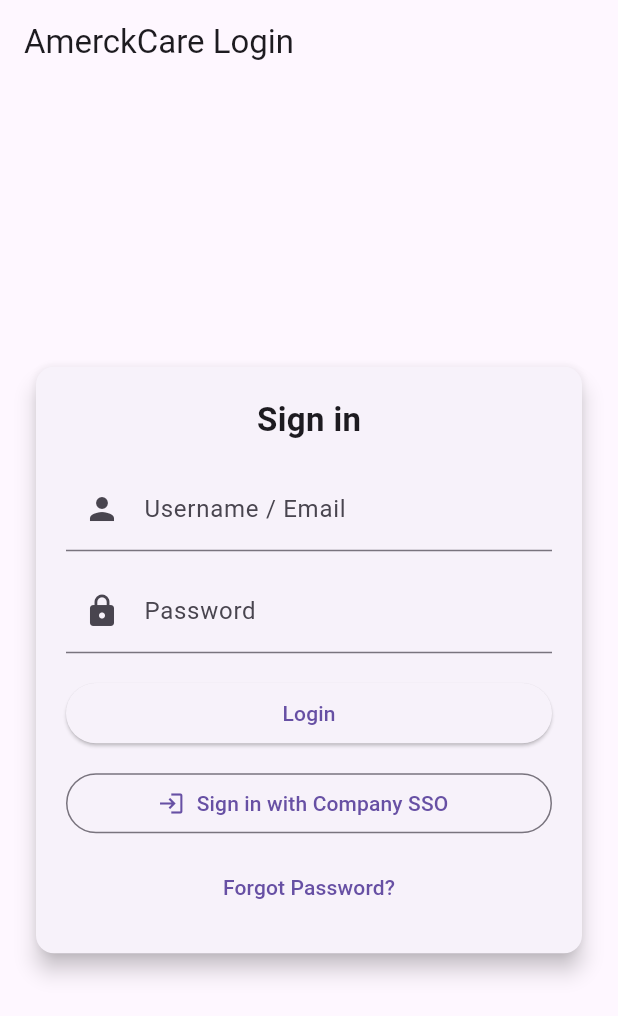
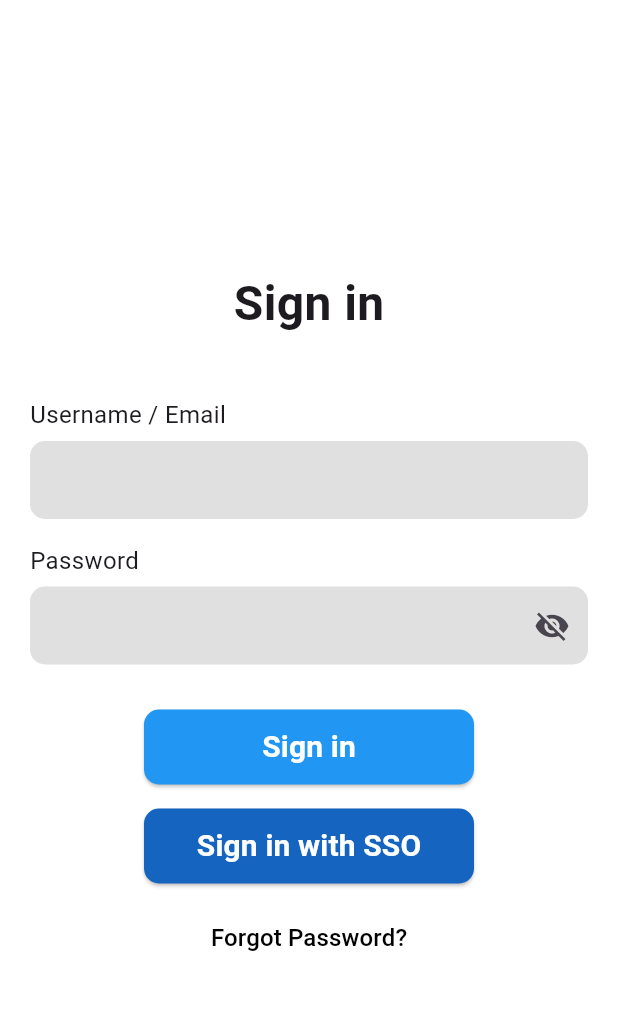
Before and after one commit to JananaDanithra22/amerckcare_app-login, a Flutter app: the screen it shows after launch, on a phone screen of 412 x 824 dp. Shown: the top 1016 px of the screen. Run offline on Flutter 3.47's test engine with Material 3 defaults, Android fonts, the light colour scheme and no system bars; our stand-ins replace flutter_secure_storage; missing offline and left inert: flutter_appauth.

Commit message:
splash and change the ui elemnts in login

```diff
--- a/amerckcare_app/lib/main.dart
+++ b/amerckcare_app/lib/main.dart
@@ -3,6 +3,7 @@
 import 'providers/authprovider.dart';
 import 'screens/loginscreen.dart';
 import 'screens/homescreen.dart';
+import 'screens/splashscreen.dart'; // ✅ Import splash screen
 
 void main() {
   runApp(
@@ -12,13 +13,16 @@
 
 class MyApp extends StatelessWidget {
   const MyApp({super.key});
+
   @override
   Widget build(BuildContext context) {
     return MaterialApp(
       title: 'AmerckCare Login',
+      debugShowCheckedModeBanner: false,
       theme: ThemeData(primarySwatch: Colors.blue),
-      initialRoute: '/',
+      initialRoute: '/splash',
       routes: {
+        '/splash': (context) => const SplashScreen(),
         '/': (context) => const LoginScreen(),
         '/home': (context) => const HomeScreen(),
       },
--- a/amerckcare_app/lib/providers/authprovider.dart
+++ b/amerckcare_app/lib/providers/authprovider.dart
@@ -1,5 +1,7 @@
+// lib/providers/authprovider.dart
 import 'package:flutter/material.dart';
 import 'package:flutter_secure_storage/flutter_secure_storage.dart';
+import 'package:flutter_appauth/flutter_appauth.dart';
 
 class AuthProvider with ChangeNotifier {
   bool _isAuthenticated = false;
@@ -12,6 +14,23 @@
   String? get errorMessage => _errorMessage;
 
   final FlutterSecureStorage _secureStorage = const FlutterSecureStorage();
+  final FlutterAppAuth _appAuth = const FlutterAppAuth();
+
+  // ----- REPLACE these with real values from your identity team -----
+  // Example placeholders:
+  static const String _clientId = 'kCw5BNfmAOyXPbwuOtg20qYe55YW4xIc';
+  // redirectUri example: com.example.amerckcare_app://oauthredirect
+  static const String _redirectUri =
+      'com.example.amerckcare_app://callback';
+  static const String _discoveryUrl =
+      'https://dev-ozw4gpcw7oy5imcw.us.auth0.com/.well-known/openid-configuration'; // e.g. https://id.amerck.com/.well-known/openid-configuration
+  static const List<String> _scopes = <String>[
+    'openid',
+    'profile',
+    'email',
+    'offline_access',
+  ];
+  // -------------------------------------------------------------------
 
   AuthProvider() {
     _restoreSession();
@@ -26,24 +45,22 @@
         _isAuthenticated = false;
       }
     } catch (e) {
-      // if secure storage isn't available for some reason, stay logged out
       _isAuthenticated = false;
     } finally {
       notifyListeners();
     }
   }
 
-  /// Simulated username/password login for testing
+  // Simulated username/password login for immediate testing
   Future<void> login(String username, String password) async {
     _isLoading = true;
     _errorMessage = null;
     notifyListeners();
 
-    await Future.delayed(const Duration(seconds: 2)); // simulate network
+    await Future.delayed(const Duration(seconds: 2));
 
     if (username.trim() == 'user@amerck.com' && password == 'password123') {
       _isAuthenticated = true;
-      // store a fake token so session persists across restarts
       await _secureStorage.write(key: 'access_token', value: 'demo_token');
     } else {
       _isAuthenticated = false;
@@ -54,28 +71,51 @@
     notifyListeners();
   }
 
-  /// Placeholder SSO method.
-  /// Currently NOT using flutter_appauth; this method either:
-  ///  - performs the same simulated login for demo purposes, or
-  ///  - sets a clear error telling devs SSO is not configured.
+  // Real SSO login using flutter_appauth (Authorization Code Flow with PKCE)
   Future<void> loginWithSSO() async {
     _isLoading = true;
     _errorMessage = null;
     notifyListeners();
 
+    // If discovery URL or client id aren't set, bail gracefully
+    if (_clientId.startsWith('kCw5BNfmAOyXPbwuOtg20qYe55YW4xIc') || _discoveryUrl.startsWith('dev-ozw4gpcw7oy5imcw.us.auth0.com')) {
+      // fallback behavior: show message and return (do not crash)
+      _isLoading = false;
+      _errorMessage =
+          'SSO not configured. Please provide client ID and discovery URL.';
+      notifyListeners();
+      return;
+    }
+
     try {
-      // TODO: Replace this block with real flutter_appauth implementation
-      // once plugin is added and native setup is done.
-      //
-      // For now, we fall back to a simulated SSO behavior:
-      await Future.delayed(const Duration(seconds: 2));
-      // You can change this behavior to auto-login for demo:
-      // _isAuthenticated = true;
-      // await _secureStorage.write(key: 'access_token', value: 'sso_demo_token');
+      final AuthorizationTokenRequest request = AuthorizationTokenRequest(
+        _clientId,
+        _redirectUri,
+        discoveryUrl: _discoveryUrl,
+        scopes: _scopes,
+        // preferEphemeralSession: true, // optional (iOS) if you want ephemeral session
+      );
 
-      // For safety, show a clear message that SSO is not configured:
-      _isAuthenticated = false;
-      _errorMessage = 'SSO not configured. Using simulated login instead.';
+      final result = await _appAuth.authorizeAndExchangeCode(request);
+
+      if (result != null && result.accessToken != null) {
+        // Save tokens securely
+        await _secureStorage.write(
+          key: 'access_token',
+          value: result.accessToken!,
+        );
+        if (result.refreshToken != null && result.refreshToken!.isNotEmpty) {
+          await _secureStorage.write(
+            key: 'refresh_token',
+            value: result.refreshToken!,
+          );
+        }
+        _isAuthenticated = true;
+        _errorMessage = null;
+      } else {
+        _isAuthenticated = false;
+        _errorMessage = 'SSO failed: no token received';
+      }
     } catch (e) {
       _isAuthenticated = false;
       _errorMessage = 'SSO error: ${e.toString()}';
@@ -90,6 +130,7 @@
     _errorMessage = null;
     try {
       await _secureStorage.delete(key: 'access_token');
+      await _secureStorage.delete(key: 'refresh_token');
     } catch (_) {}
     notifyListeners();
   }
--- a/amerckcare_app/lib/screens/loginscreen.dart
+++ b/amerckcare_app/lib/screens/loginscreen.dart
@@ -1,9 +1,11 @@
 import 'package:flutter/material.dart';
 import 'package:provider/provider.dart';
 import '../providers/authprovider.dart';
+import '../services/authservice.dart';
 
 class LoginScreen extends StatefulWidget {
   const LoginScreen({Key? key}) : super(key: key);
+
   @override
   State<LoginScreen> createState() => _LoginScreenState();
 }
@@ -12,6 +14,12 @@
   final _formKey = GlobalKey<FormState>();
   final _usernameCtrl = TextEditingController();
   final _passwordCtrl = TextEditingController();
+  bool _obscurePassword = true;
+
+  String? _usernameError;
+  String? _passwordError;
+
+  get onPressed => null;
 
   @override
   void dispose() {
@@ -21,13 +29,50 @@
   }
 
   void _submit() async {
+    setState(() {
+      _usernameError = null;
+      _passwordError = null;
+    });
+
     final auth = Provider.of<AuthProvider>(context, listen: false);
+
+    // Local validation first
     if (!_formKey.currentState!.validate()) return;
 
+    // Call auth login
     await auth.login(_usernameCtrl.text.trim(), _passwordCtrl.text);
+
     if (auth.isAuthenticated) {
       if (!mounted) return;
       Navigator.pushReplacementNamed(context, '/home');
+    } else {
+      // Map backend response to field-level errors
+      // This assumes your AuthProvider sets errorMessage to:
+      // "invalid_username", "incorrect_password", or "both_invalid"
+      setState(() {
+        switch (auth.errorMessage) {
+          case 'invalid_username':
+            _usernameError = 'Invalid username';
+            break;
+          case 'incorrect_password':
+            _passwordError = 'Incorrect password';
+            break;
+          case 'both_invalid':
+            _usernameError = 'Invalid username';
+            _passwordError = 'Incorrect password';
+            break;
+          default:
+            // Fallback generic error
+            _usernameError = null;
+            _passwordError = null;
+            if (auth.errorMessage != null && auth.errorMessage!.isNotEmpty) {
+              if (!mounted) return;
+              ScaffoldMessenger.of(
+                context,
+              ).showSnackBar(SnackBar(content: Text(auth.errorMessage!)));
+            }
+        }
+      });
     }
   }
 
@@ -37,6 +82,10 @@
     if (auth.isAuthenticated) {
       if (!mounted) return;
       Navigator.pushReplacementNamed(context, '/home');
+    } else if (auth.errorMessage != null) {
+      ScaffoldMessenger.of(
+        context,
+      ).showSnackBar(SnackBar(content: Text(auth.errorMessage!)));
     }
   }
 
@@ -44,44 +93,59 @@
   Widget build(BuildContext context) {
     final auth = Provider.of<AuthProvider>(context);
 
-    // if already logged in, redirect
     if (auth.isAuthenticated) {
       WidgetsBinding.instance.addPostFrameCallback((_) {
         Navigator.pushReplacementNamed(context, '/home');
       });
     }
 
+    const buttonWidth = 220.0;
+    const buttonHeight = 50.0;
+    const borderRadius = 10.0;
+    const fontStyle = TextStyle(fontSize: 16);
+    const inputColor = Color(0xFFE0E0E0);
+
+    const loginColor = Colors.blue;
+    final ssoColor = Colors.blue.shade800;
+
     return Scaffold(
-      appBar: AppBar(title: const Text('AmerckCare Login')),
+      backgroundColor: Colors.white,
       body: Center(
         child: SingleChildScrollView(
-          padding: const EdgeInsets.symmetric(horizontal: 20.0),
-          child: Card(
-            elevation: 6,
-            shape: RoundedRectangleBorder(
-              borderRadius: BorderRadius.circular(12),
-            ),
-            child: Padding(
-              padding: const EdgeInsets.all(20.0),
-              child: Form(
-                key: _formKey,
+          padding: const EdgeInsets.symmetric(horizontal: 20),
           child: Column(
-                  mainAxisSize: MainAxisSize.min,
+            mainAxisAlignment: MainAxisAlignment.center,
             children: [
               const Text(
                 'Sign in',
-                      style: TextStyle(
-                        fontSize: 22,
-                        fontWeight: FontWeight.bold,
+                style: TextStyle(fontSize: 32, fontWeight: FontWeight.bold),
               ),
+              const SizedBox(height: 40),
+              Form(
+                key: _formKey,
+                child: Column(
+                  children: [
+                    // Username
+                    Align(
+                      alignment: Alignment.centerLeft,
+                      child: Text('Username / Email', style: fontStyle),
                     ),
-                    const SizedBox(height: 16),
+                    const SizedBox(height: 6),
                     TextFormField(
                       controller: _usernameCtrl,
                       keyboardType: TextInputType.emailAddress,
-                      decoration: const InputDecoration(
-                        labelText: 'Username / Email',
-                        prefixIcon: Icon(Icons.person),
+                      decoration: InputDecoration(
+                        filled: true,
+                        fillColor: inputColor,
+                        border: OutlineInputBorder(
+                          borderRadius: BorderRadius.circular(borderRadius),
+                          borderSide: BorderSide.none,
+                        ),
+                        contentPadding: const EdgeInsets.symmetric(
+                          horizontal: 12,
+                          vertical: 14,
+                        ),
+                        errorText: _usernameError,
                       ),
                       validator: (v) {
                         if (v == null || v.trim().isEmpty)
@@ -90,31 +154,62 @@
                         return null;
                       },
                     ),
-                    const SizedBox(height: 12),
+                    const SizedBox(height: 16),
+                    // Password
+                    Align(
+                      alignment: Alignment.centerLeft,
+                      child: Text('Password', style: fontStyle),
+                    ),
+                    const SizedBox(height: 6),
                     TextFormField(
                       controller: _passwordCtrl,
-                      obscureText: true,
-                      decoration: const InputDecoration(
-                        labelText: 'Password',
-                        prefixIcon: Icon(Icons.lock),
+                      obscureText: _obscurePassword,
+                      decoration: InputDecoration(
+                        filled: true,
+                        fillColor: inputColor,
+                        border: OutlineInputBorder(
+                          borderRadius: BorderRadius.circular(borderRadius),
+                          borderSide: BorderSide.none,
                         ),
-                      validator: (v) =>
-                          (v == null || v.isEmpty) ? 'Please enter password' : null,
+                        contentPadding: const EdgeInsets.symmetric(
+                          horizontal: 12,
+                          vertical: 14,
                         ),
-                    const SizedBox(height: 16),
-                    if (auth.errorMessage != null)
-                      Padding(
-                        padding: const EdgeInsets.only(bottom: 8.0),
-                        child: Text(
-                          auth.errorMessage!,
-                          style: const TextStyle(color: Colors.red),
+                        suffixIcon: IconButton(
+                          icon: Icon(
+                            _obscurePassword
+                                ? Icons.visibility_off
+                                : Icons.visibility,
+                          ),
+                          onPressed: () {
+                            setState(() {
+                              _obscurePassword = !_obscurePassword;
+                            });
+                          },
+                        ),
+                        errorText: _passwordError,
+                      ),
+                      validator:
+                          (v) =>
+                              (v == null || v.isEmpty)
+                                  ? 'Please enter password'
+                                  : null,
+                    ),
+                    const SizedBox(height: 30),
+                    // Login Button
+                    SizedBox(
+                      width: buttonWidth,
+                      height: buttonHeight,
+                      child: ElevatedButton(
+                        style: ElevatedButton.styleFrom(
+                          backgroundColor: loginColor,
+                          shape: RoundedRectangleBorder(
+                            borderRadius: BorderRadius.circular(borderRadius),
                           ),
                         ),
-                    SizedBox(
-                      width: double.infinity,
-                      child: ElevatedButton(
                         onPressed: auth.isLoading ? null : _submit,
-                        child: auth.isLoading
+                        child:
+                            auth.isLoading
                                 ? const SizedBox(
                                   height: 18,
                                   width: 18,
@@ -123,23 +218,85 @@
                                     color: Colors.white,
                                   ),
                                 )
-                            : const Text('Login'),
+                                : const Text(
+                                  'Sign in',
+                                  style: TextStyle(
+                                    color: Colors.white,
+                                    fontWeight: FontWeight.bold,
+                                    fontSize: 20,
                                   ),
                                 ),
-                    const SizedBox(height: 12),
-                    // ---- SSO Button ----
-                    SizedBox(
-                      width: double.infinity,
-                      child: OutlinedButton.icon(
-                        icon: const Icon(Icons.login),
-                        label: const Text('Sign in with Company SSO'),
-                        onPressed: auth.isLoading ? null : _loginWithSSO,
                       ),
                     ),
-                    const SizedBox(height: 8),
-                    TextButton(
+                    const SizedBox(height: 16),
+// SSO Login Button
+SizedBox(
+  width: buttonWidth,
+  height: buttonHeight,
+  child: ElevatedButton(
+    style: ElevatedButton.styleFrom(
+      backgroundColor: ssoColor,
+      shape: RoundedRectangleBorder(
+        borderRadius: BorderRadius.circular(borderRadius),
+      ),
+    ),
+    onPressed: auth.isLoading
+        ? null
+        : () async {
+            // Create AuthService with your real Okta domain and client info
+            final authService = AuthService(
+              issuer: 'https://trial-1216043.okta.com/oauth2/default',
+              clientId: '0oawnrm4xbfj0DSri697',
+              redirectUrl: 'com.amerckcare.app:/callback',
+            );
+
+            try {
+              // Start the SSO sign-in flow
+              await authService.signIn();
+
+              // Read the access token from secure storage
+              final token = await authService.readAccessToken();
+
+              if (token != null) {
+                if (!mounted) return;
+                Navigator.pushReplacementNamed(context, '/home');
+              } else {
+                if (!mounted) return;
+                ScaffoldMessenger.of(context).showSnackBar(
+                  const SnackBar(content: Text('SSO login failed')),
+                );
+              }
+            } catch (e) {
+              if (!mounted) return;
+              ScaffoldMessenger.of(context).showSnackBar(
+                SnackBar(content: Text('SSO login error: $e')),
+              );
+            }
+          },
+    child: const Text(
+      'Sign in with SSO',
+      style: TextStyle(
+        color: Colors.white,
+        fontWeight: FontWeight.bold,
+        fontSize: 20,
+      ),
+    ),
+  ),
+),
+
+                    const SizedBox(height: 16),
+                    // Forgot Password
+                    SizedBox(
+                      width: buttonWidth,
+                      height: 40,
+                      child: TextButton(
+                        style: TextButton.styleFrom(
+                          shape: RoundedRectangleBorder(
+                            borderRadius: BorderRadius.circular(borderRadius),
+                            side: BorderSide.none,
+                          ),
+                        ),
                         onPressed: () {
-                        // Placeholder: forgot password flow
                           ScaffoldMessenger.of(context).showSnackBar(
                             const SnackBar(
                               content: Text(
@@ -148,12 +305,16 @@
                             ),
                           );
                         },
-                      child: const Text('Forgot Password?'),
+                        child: const Text(
+                          'Forgot Password?',
+                          style: TextStyle(color: Colors.black, fontSize: 16),
+                        ),
+                      ),
                     ),
                   ],
                 ),
               ),
-            ),
+            ],
           ),
         ),
       ),
--- /dev/null
+++ b/amerckcare_app/lib/services/authservice.dart
@@ -0,0 +1,55 @@
+import 'package:flutter_appauth/flutter_appauth.dart';
+import 'package:flutter_secure_storage/flutter_secure_storage.dart';
+
+class AuthService {
+  final FlutterAppAuth _appAuth = FlutterAppAuth();
+  final FlutterSecureStorage _secureStorage = const FlutterSecureStorage();
+
+  final String issuer;
+  final String clientId;
+  final String redirectUrl;
+
+  AuthService({
+    required this.issuer,
+    required this.clientId,
+    required this.redirectUrl,
+  });
+
+  // Start SSO login
+  Future<void> signIn() async {
+    try {
+      final result = await _appAuth.authorizeAndExchangeCode(
+        AuthorizationTokenRequest(
+          clientId,
+          redirectUrl,
+          issuer: issuer,
+          scopes: ['openid', 'profile', 'offline_access'],
+        ),
+      );
+
+      if (result != null) {
+        await _secureStorage.write(
+          key: 'access_token',
+          value: result.accessToken,
+        );
+        await _secureStorage.write(key: 'id_token', value: result.idToken);
+      } else {
+        throw Exception('SSO sign-in failed: no result returned');
+      }
+    } catch (e) {
+      throw Exception('SSO sign-in failed: $e');
+    }
+  }
+
+  Future<String?> readAccessToken() async {
+    return await _secureStorage.read(key: 'access_token');
+  }
+
+  Future<String?> readIdToken() async {
+    return await _secureStorage.read(key: 'id_token');
+  }
+
+  Future<void> signOut() async {
+    await _secureStorage.deleteAll();
+  }
+}
--- a/amerckcare_app/pubspec.yaml
+++ b/amerckcare_app/pubspec.yaml
@@ -13,6 +13,7 @@
   provider: ^6.1.5
   flutter_secure_storage: ^9.0.2
   cupertino_icons: ^1.0.8
+  flutter_appauth: ^10.0.0
 
 
 dev_dependencies:
@@ -22,3 +23,6 @@
 
 flutter:
   uses-material-design: true
+
+  assets:
+  - lib/images/amerckcarelogo.png
```
Also changed, not shown: amerckcare_app/lib/screens/homescreen.dart (+4 -8 lines), amerckcare_app/lib/screens/splashscreen.dart (added, +34 -0 lines), amerckcare_app/lib/widgets/authguard.dart (added, +32 -0 lines), amerckcare_app/lib/images/amerckcarelogo.png (added), amerckcare_app/pubspec.lock, 3 other files. Lines whose indentation alone changed are shown as unchanged.
